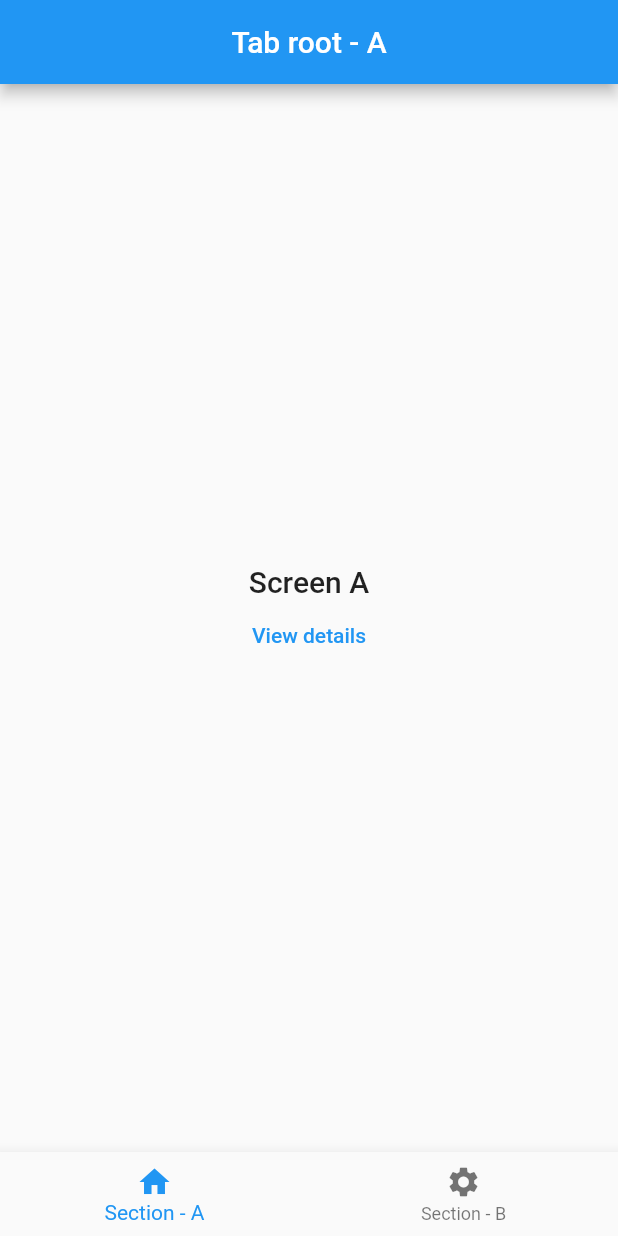
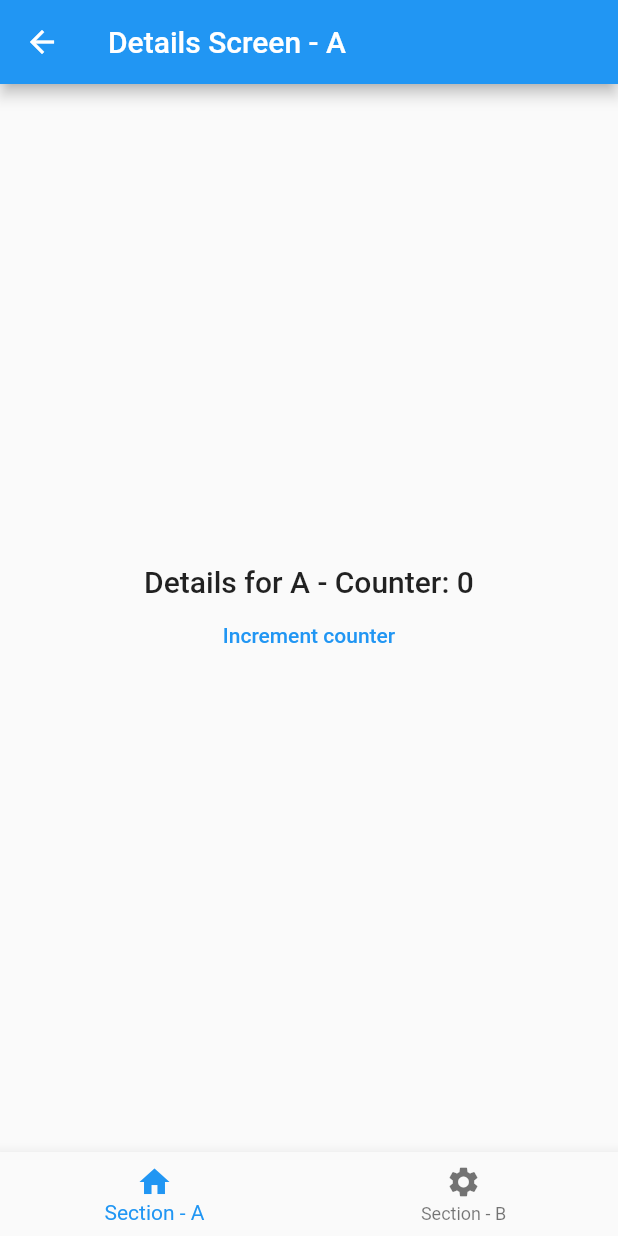
Before and after one commit to rmoralesd/my_nested_navigation_go_router, a Flutter app: the screen it shows after launch, after a tap on "View details", on a phone screen of 412 x 824 dp. Run offline on Flutter 3.47's test engine with Material 2 defaults, Android fonts, the phone set to English and light mode, and no system bars; our stand-ins replace go_router.

Commit message:
Navigation to details pages

```diff
--- /dev/null
+++ b/lib/details_screen.dart
@@ -0,0 +1,41 @@
+import 'package:flutter/material.dart';
+
+class DetailsScreen extends StatefulWidget {
+  const DetailsScreen({Key? key, required this.label}) : super(key: key);
+
+  final String label;
+
+  @override
+  State<DetailsScreen> createState() => _DetailsScreenState();
+}
+
+class _DetailsScreenState extends State<DetailsScreen> {
+  int _counter = 0;
+  @override
+  Widget build(BuildContext context) {
+    return Scaffold(
+      appBar: AppBar(
+        title: Text('Details Screen - ${widget.label}'),
+      ),
+      body: Center(
+        child: Column(
+          mainAxisSize: MainAxisSize.min,
+          children: [
+            Text(
+              'Details for ${widget.label} - Counter: $_counter',
+              style: Theme.of(context).textTheme.titleLarge,
+            ),
+            TextButton(
+              onPressed: () {
+                setState(() {
+                  _counter++;
+                });
+              },
+              child: const Text('Increment counter'),
+            )
+          ],
+        ),
+      ),
+    );
+  }
+}
--- a/lib/main.dart
+++ b/lib/main.dart
@@ -1,5 +1,6 @@
 import 'package:flutter/material.dart';
 import 'package:go_router/go_router.dart';
+import 'package:my_nested_navigation_go_router/details_screen.dart';
 import 'package:my_nested_navigation_go_router/root_screen.dart';
 import 'package:my_nested_navigation_go_router/scaffold_with_botton_navbar.dart';
 
@@ -46,10 +47,17 @@ class MyApp extends StatelessWidget {
                   path: '/a',
                   pageBuilder: (context, state) => NoTransitionPage(
                         key: state.pageKey,
-                  child:
-                      const RootScreen(label: 'A', detailsPath: '/a/details'),
+                        child: const RootScreen(
+                            label: 'A', detailsPath: '/a/details'),
                       ),
+                  routes: [
+                    GoRoute(
+                      path: 'details',
+                      builder: (context, state) => const DetailsScreen(
+                        label: 'A',
                       ),
+                    )
+                  ]),
               GoRoute(
                   path: '/b',
                   pageBuilder: (context, state) => NoTransitionPage(
@@ -57,8 +65,16 @@ class MyApp extends StatelessWidget {
                         child: const RootScreen(
                           label: 'B',
                           detailsPath: '/b/details',
-                    )),
                         ),
+                      ),
+                  routes: [
+                    GoRoute(
+                      path: 'details',
+                      builder: (context, state) => const DetailsScreen(
+                        label: 'B',
+                      ),
+                    )
+                  ]),
             ])
       ],
     );
--- a/lib/root_screen.dart
+++ b/lib/root_screen.dart
@@ -1,4 +1,5 @@
 import 'package:flutter/material.dart';
+import 'package:go_router/go_router.dart';
 
 class RootScreen extends StatelessWidget {
   const RootScreen({super.key, required this.label, required this.detailsPath});
@@ -22,7 +23,7 @@ class RootScreen extends StatelessWidget {
               style: Theme.of(context).textTheme.titleLarge,
             ),
             TextButton(
-              onPressed: () {},
+              onPressed: () => context.go(detailsPath),
               child: const Text('View details'),
             )
           ],
```
Lines whose indentation alone changed are shown as unchanged.
